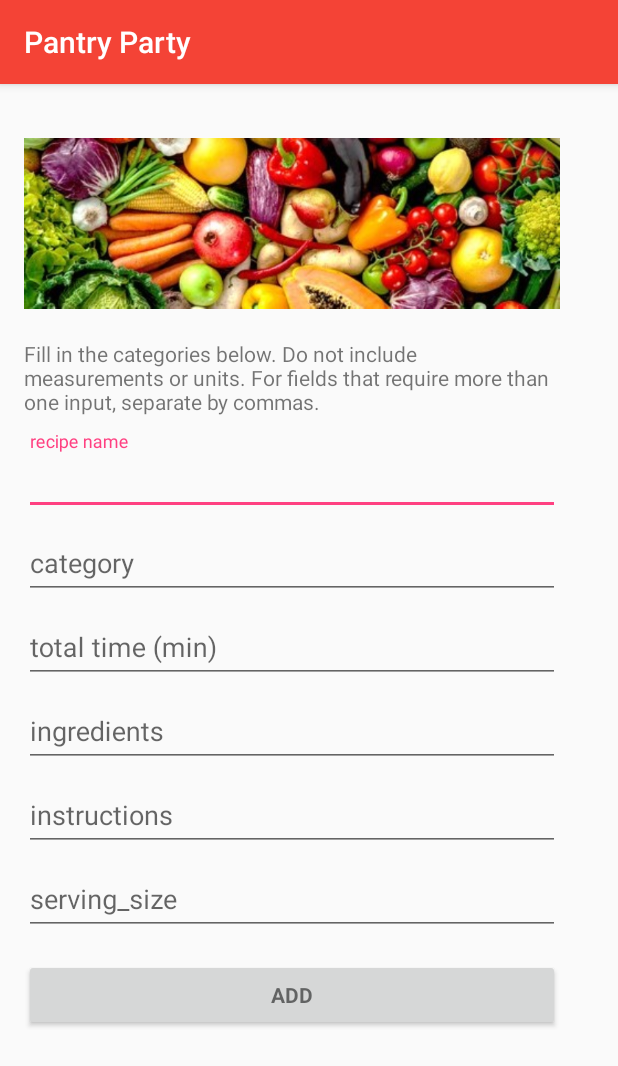
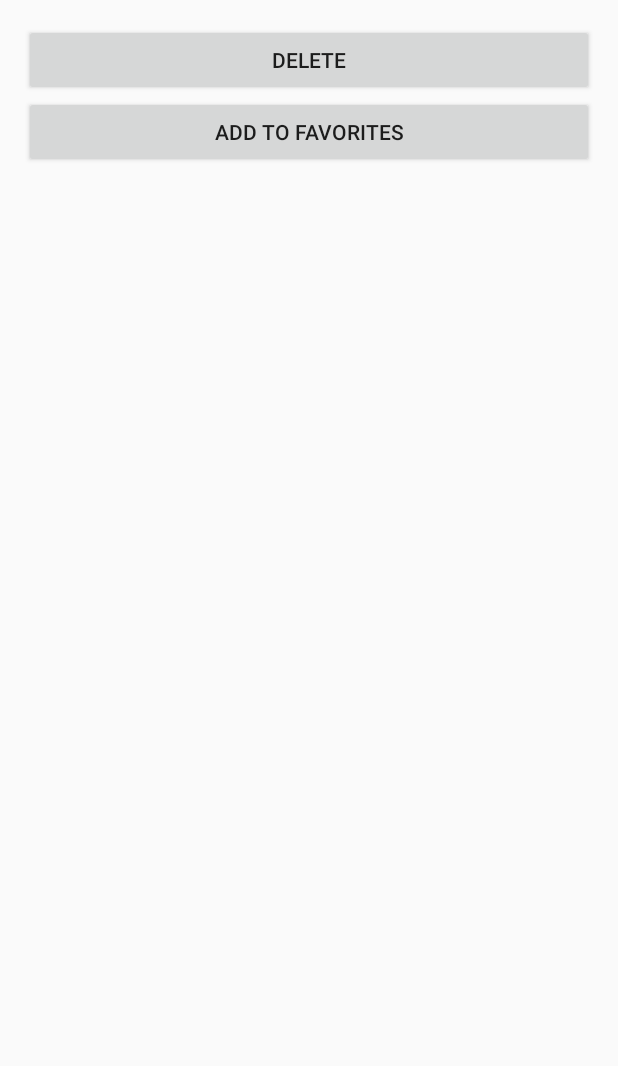
Before and after one commit to floydml1/CS4800-Pantry-Party, an Android app: the MenuActivity screen opened directly, with no data from a screen before it, after a tap on "VIEW RECIPES", on a phone screen of 412 x 824 dp. Shown: the top 1066 px of the screen. Run offline under Robolectric (Android 15) with nearby library versions, the phone set to English and light mode, and no system bars.

Commit message:
Just in case for Presentation 2

```diff
--- a/app/src/main/AndroidManifest.xml
+++ b/app/src/main/AndroidManifest.xml
@@ -32,7 +32,9 @@
         <activity android:name=".MenuActivity" />
         <activity android:name=".SearchRecipeByIngredActivty" />
         <activity android:name=".SearchRecipeByIngredActivity" />
-        <activity android:name=".SearchActivity"></activity>
+        <activity android:name=".SearchActivity" />
+        <activity android:name=".ViewRecipesActivity" />
+        <activity android:name=".ViewActivity"></activity>
     </application>
 
 </manifest>
--- a/app/src/main/java/com/bignerdranch/android/pantryparty/MenuActivity.java
+++ b/app/src/main/java/com/bignerdranch/android/pantryparty/MenuActivity.java
@@ -17,7 +17,7 @@ public class MenuActivity extends AppCompatActivity {
         mViewRecipeButton.setOnClickListener(new View.OnClickListener() {
             @Override
             public void onClick(View view) {
-                startActivity(new Intent(MenuActivity.this, TestAddActivity.class));
+                startActivity(new Intent(MenuActivity.this, ViewActivity.class));
                 //need ViewRecipesActivity
             }
         });
--- /dev/null
+++ b/app/src/main/java/com/bignerdranch/android/pantryparty/ViewActivity.java
@@ -0,0 +1,49 @@
+package com.bignerdranch.android.pantryparty;
+
+import android.app.Activity;
+import android.content.Intent;
+import android.support.v7.app.AppCompatActivity;
+import android.os.Bundle;
+import android.util.Log;
+import android.view.View;
+import android.widget.AdapterView;
+import android.widget.ArrayAdapter;
+import android.widget.ListAdapter;
+import android.widget.ListView;
+
+public class ViewActivity extends Activity implements AdapterView.OnItemClickListener {
+
+    @Override
+    protected void onCreate(Bundle savedInstanceState) {
+        super.onCreate(savedInstanceState);
+        setContentView(R.layout.activity_view);
+
+        String[] recipeList = {"Taco Recipe", "Spaghetti", "Fettuccine Alfredo"};
+
+        ListAdapter theAdapter = new ArrayAdapter<String>(this, android.R.layout.simple_list_item_1, recipeList);
+
+        ListView theListView = (ListView) findViewById(R.id.theListView);
+
+        //theListView.setAdapter(theAdapter);
+        theListView.setOnItemClickListener(this);
+    }
+
+    public void onItemClick(AdapterView<?> l, View v, int position, long id) {
+        Log.i("HelloListView", "You clicked item: " + id + "at position: " + position);
+
+        Intent intent = new Intent();
+        intent.setClass(this, Recipe.class);
+        intent.putExtra("position", position);
+
+    }
+
+    public void viewRecipes(View view) {
+        RecipeDBHandler dbHandler = new RecipeDBHandler(this, null, null, 1);
+        int messageResId = 0;
+
+
+    }
+
+
+
+}
--- /dev/null
+++ b/app/src/main/res/layout/activity_view.xml
@@ -0,0 +1,39 @@
+<?xml version="1.0" encoding="utf-8"?>
+<LinearLayout xmlns:android="http://schemas.android.com/apk/res/android"
+    xmlns:app="http://schemas.android.com/apk/res-auto"
+    xmlns:tools="http://schemas.android.com/tools"
+    android:layout_width="match_parent"
+    android:layout_height="match_parent"
+    android:paddingBottom="16dp"
+    android:paddingLeft="16dp"
+    android:paddingRight="16dp"
+    android:paddingTop="16dp"
+    tools:context=".ViewActivity">
+
+    <LinearLayout
+        android:layout_width="229dp"
+        android:layout_height="495dp"
+        android:layout_weight="1"
+        android:orientation="vertical">
+
+        <Button
+            android:id="@+id/button3"
+            android:layout_width="match_parent"
+            android:layout_height="wrap_content"
+            android:text="Delete" />\
+
+        <Button
+            android:id="@+id/button4"
+            android:layout_width="match_parent"
+            android:layout_height="wrap_content"
+            android:text="Add to favorites" />
+
+        <ListView
+            android:id="@+id/theListView"
+            android:layout_width="match_parent"
+            android:layout_height="match_parent" />
+    </LinearLayout>
+
+
+
+</LinearLayout>
--- a/app/src/main/res/values/strings.xml
+++ b/app/src/main/res/values/strings.xml
@@ -19,7 +19,7 @@
     //test
     <string name="prompt_test_instructions">instructions</string>
     //test
-    <string name="prompt_test_serving_size">serving_size</string>
+    <string name="prompt_test_serving_size">serving size</string>
     //test
     <string name="prompt_add_pantry_item">Pantry Items</string>
 
```
Also changed, not shown: app/src/main/res/layout/activity_search.xml (+7 -0 lines), app/src/main/res/drawable-v24/fooddd.png (added), app/src/main/res/drawable-v24/listview.png (added), 825 other files.
